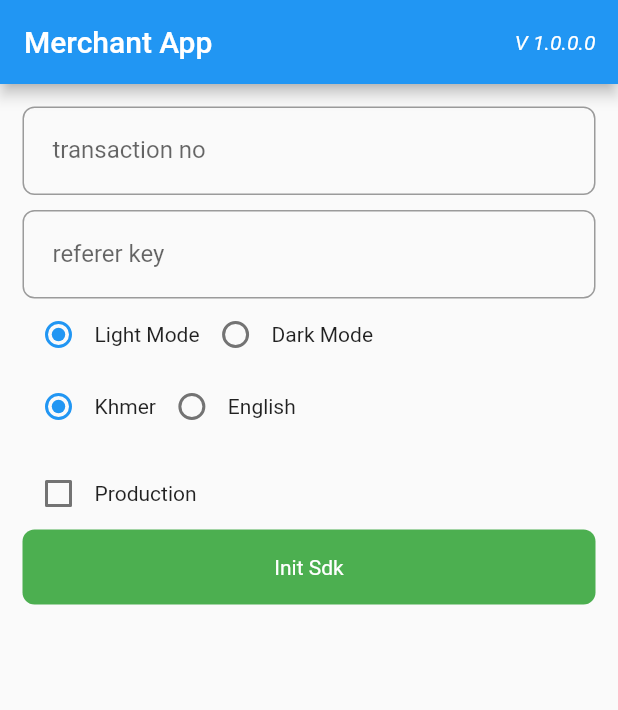
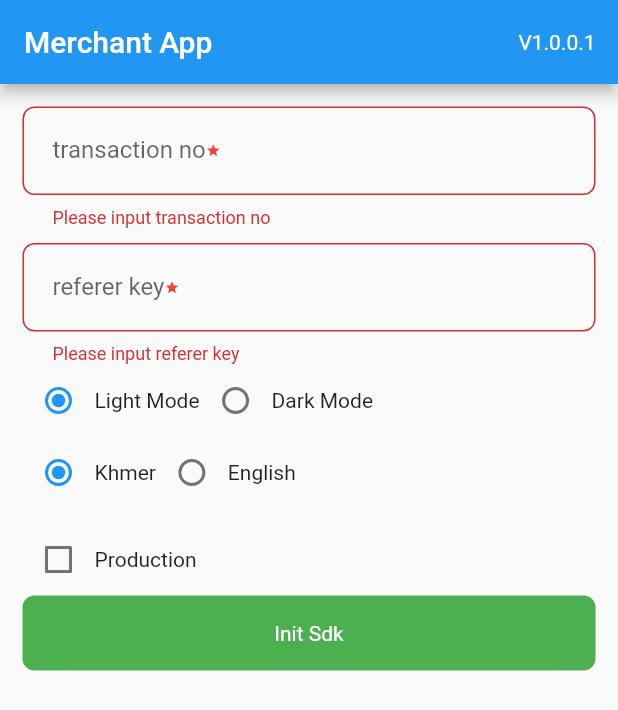
Before and after one commit to RathSaran/B24SDK, a Flutter app: the screen it shows after launch, after a tap on "Init Sdk", on a phone screen of 412 x 824 dp. Shown: the top 710 px of the screen. Run offline on Flutter 3.47's test engine with Material 2 defaults, Android fonts, the light colour scheme and no system bars; our stand-ins replace go_router, package_info_plus; missing offline and left inert: b24_payment_sdk.

Commit message:
update input field

```diff
--- a/lib/core/base_url.dart
+++ b/lib/core/base_url.dart
@@ -1,5 +1,6 @@
 class BaseRequestURL{
   static const String authorization="";
   static const String initTranV2="https://merchantapi-demo.bill24.io/transaction/v2/init";
+  static const String checkoutDetail="https://merchantapi-demo.bill24.io/checkout/detail";
 
 }
--- a/lib/screen/home_screen.dart
+++ b/lib/screen/home_screen.dart
@@ -1,10 +1,11 @@
 
 import 'package:flutter/material.dart';
-import 'package:flutter/services.dart';
-import 'package:sample_merchant_app_flutter/const/constant.dart';
+import 'package:package_info_plus/package_info_plus.dart';
 import 'package:sample_merchant_app_flutter/widget/button_widget.dart';
 import 'package:sample_merchant_app_flutter/widget/input_text_widget.dart';
 import 'package:b24_payment_sdk/b24_payment_sdk.dart';
+
+
 
 enum ThemeMode{darkMode,lightMode}
 enum Language{km,en}
@@ -19,6 +20,18 @@ class HomeScreen extends StatefulWidget {
 class _HomeScreenState extends State<HomeScreen> {
   final _transactionNoController=TextEditingController();
   final _refererKeyController=TextEditingController();
+
+  final GlobalKey<FormState> _formKey=GlobalKey<FormState>();
+  String _inputText='';
+
+
+  String? _validateInputText(String? value,String field){
+    if(value == null || value.isEmpty){
+      return 'Please input $field';
+    }
+  }
+
+
 
   ThemeMode? _themeMode=ThemeMode.lightMode;
   Language? _language=Language.km;
@@ -50,6 +63,25 @@ class _HomeScreenState extends State<HomeScreen> {
 //   });
 // }
 
+// _showSuccessDialog(){
+//   showDialog(
+//     context: context,
+//     builder: (context){
+//       return  AlertDialog(
+//         title: const  Text("Payment Success"),
+//         content: const  Text("Transaction Already Paid"),
+//         actions: [
+//           TextButton(
+//             onPressed: (){
+//                 Navigator.pop(context);
+//             },
+//             child: const Text("Close")
+//             )
+//         ],
+//       );
+//      }
+//     );
+// }
 
 
   @override
@@ -61,7 +93,17 @@ class _HomeScreenState extends State<HomeScreen> {
           Container(
             padding:const EdgeInsets.only(right: 15),
             alignment: Alignment.centerRight,
-            child: const Text(Constant.version,style: TextStyle(fontStyle: FontStyle.italic),),
+            child: FutureBuilder<PackageInfo>(
+              future: PackageInfo.fromPlatform(),
+              builder: (context,snapshot){
+                if(snapshot.data !=null){
+                  var packageInfo=snapshot.data!;
+                  return Text('V${packageInfo.version}.${packageInfo.buildNumber}');
+                }
+                return const Text('V1.0.0.0');
+
+              },
+            )
           )
 
         ],
@@ -70,19 +112,34 @@ class _HomeScreenState extends State<HomeScreen> {
         physics: const BouncingScrollPhysics(),
         child: Padding(
           padding:const EdgeInsets.all(15),
+          child: Form(
+            key: _formKey,
             child: Column(
               children: [
                 //transaction no
                 InputTextWidget(
                   label: "transaction no",
                   inputType: TextInputType.text,
-                controller: _transactionNoController),
+                  controller: _transactionNoController,
+                  validator:(value)=> _validateInputText(value,"transaction no"),
+                  onChanged: (value){
+                    setState(() {
+                      _inputText=value;
+                    });
+                  },),
                 const SizedBox(height: 10,),
                 //referer key
                 InputTextWidget(
                   label: "referer key",
                   inputType: TextInputType.text,
-                controller: _refererKeyController),
+                  controller: _refererKeyController,
+                  validator:(value)=> _validateInputText(value,"referer key"),
+                  onChanged: (value) {
+                    setState(() {
+                      _inputText=value;
+                    });
+                  },
+                  ),
 
                 //theme mode
                   Align(
@@ -186,38 +243,23 @@ class _HomeScreenState extends State<HomeScreen> {
               ButtonWidget(
                 color: Colors.green,
                 name: "Init Sdk",
-              callback: (){
-
-
-                //invoke native
-                // _getSDK(
-                //   _transactionNoController.text == "" ? "BEDCBDCA55AC":_transactionNoController.text,
-                //    _refererKeyController.text == "" ? "123X":_refererKeyController.text,
-                //   language,
-                //   darkMode,
-                //   production);
-
-
-                   //to invoke to native
-
+                callback: () async{
 
                     //for call in flutter
 
+                    if(_formKey.currentState!.validate()){
+
+                             // ignore: use_build_context_synchronously
                              B24PaymentSdk.intSdk(
                                 controller: (context),
-                  tranId: _transactionNoController.text == ""? "BEDCBDCA55AC":_transactionNoController.text,
-                  refererKey: _refererKeyController.text  == ""?"123X":_refererKeyController.text,
+                                tranId: _transactionNoController.text,
+                                refererKey: _refererKeyController.text,
                                 darkMode: darkMode,
                                 language: language,
                                 isProduction: production
                               );
                         }
-
-
-
-
-
-
+                    }
 
                 )
 
@@ -225,6 +267,7 @@ class _HomeScreenState extends State<HomeScreen> {
             ),
           ),
         ),
+      ),
     );
   }
 }
--- a/lib/screen/success_screen.dart
+++ b/lib/screen/success_screen.dart
@@ -1,5 +1,5 @@
 import 'package:flutter/material.dart';
-import 'package:flutter_svg/svg.dart';
+
 
 class SuccessScreen extends StatelessWidget {
 
@@ -27,7 +27,7 @@ class SuccessScreen extends StatelessWidget {
                child: Column(
                 mainAxisSize: MainAxisSize.min,
                 children: [
-                  SvgPicture.asset("assets/success_icon.svg",width: 75,height: 75,),
+                  Image.asset("assets/check.png",width: 75,height: 75,),
                   const SizedBox(height: 20,),
                   Text("វិក្កយបត្រលេខ ៖ $invoiceNo បានទូទាត់រួចរាល់",style:const TextStyle(color: Color(0xFFC5DCFF)),)
 
--- a/lib/screen/success_screen_deprecate.dart
+++ b/lib/screen/success_screen_deprecate.dart
@@ -1,5 +1,5 @@
 import 'package:flutter/material.dart';
-import 'package:flutter_svg/svg.dart';
+// import 'package:flutter_svg/svg.dart';
 import 'package:sample_merchant_app_flutter/const/constant.dart';
 import 'package:sample_merchant_app_flutter/widget/action_button_widget.dart';
 import 'package:sample_merchant_app_flutter/widget/dash_line.dart';
@@ -43,7 +43,7 @@ class SuccessScreenDeprecate extends StatelessWidget {
                   child: Column(
                     mainAxisSize: MainAxisSize.min,
                     children: [
-                    SvgPicture.asset("assets/success_icon.svg",width: 75,height: 75,),
+                    // SvgPicture.asset("assets/success_icon.svg",width: 75,height: 75,),
                     const SizedBox(height: 20,),
                     const Text(Constant.invoiceAlreadyPaid),
                    const SizedBox(height: 20,),
--- a/lib/widget/action_button_widget.dart
+++ b/lib/widget/action_button_widget.dart
@@ -1,5 +1,5 @@
 import 'package:flutter/material.dart';
-import 'package:flutter_svg/svg.dart';
+// import 'package:flutter_svg/svg.dart';
 
 class ActionButtonWidget extends StatelessWidget {
    final VoidCallback callback;
@@ -19,7 +19,7 @@ class ActionButtonWidget extends StatelessWidget {
               color:color,
               borderRadius: BorderRadius.circular(8)
             ),
-            child:  SvgPicture.asset(imageName,width: 20,height: 20,),
+            // child:  SvgPicture.asset(imageName,width: 20,height: 20,),
           ),
     );
 
--- a/lib/widget/button_widget.dart
+++ b/lib/widget/button_widget.dart
@@ -4,6 +4,7 @@ class ButtonWidget extends StatelessWidget {
   final Color color;
   final String name;
   final VoidCallback callback;
+
 
   ButtonWidget({required this.color,required this.name,required this.callback});
 
--- a/lib/widget/input_text_widget.dart
+++ b/lib/widget/input_text_widget.dart
@@ -4,8 +4,16 @@ class InputTextWidget extends StatelessWidget {
   final String label;
   final TextInputType inputType;
   final TextEditingController controller;
+  final FormFieldValidator<String>? validator;
+  final ValueChanged<String>?   onChanged;
 
-  InputTextWidget({required this.label,required this.inputType,required this.controller});
+
+  InputTextWidget({
+    required this.label,
+    required this.inputType,
+    required this.controller,
+    required this.validator,
+    required this.onChanged});
   @override
   Widget build(BuildContext context) {
     return SizedBox(
@@ -16,9 +24,17 @@ class InputTextWidget extends StatelessWidget {
           border: OutlineInputBorder(
             borderRadius: BorderRadius.circular(8)
           ),
-          label:Text(label)
+          label:Row(
+            mainAxisSize: MainAxisSize.min,
+            children: [
+              Text(label),
+             const  Icon(Icons.star,size: 10,color: Colors.red,)
+            ],
+          )
         ),
         keyboardType: inputType,
+        validator: validator,
+        onChanged: onChanged,
       ),
     );
   }
```
Also changed, not shown: lib/core/request.dart (+31 -0 lines), lib/main.dart (+8 -5 lines), lib/screen/home_screen_deprecate.dart (+25 -25 lines), pubspec.yaml (+23 -4 lines), assets/check.png (added), assets/flutter_merchant_icon.png (added), pubspec.lock, 55 other files. Lines whose indentation alone changed are shown as unchanged.
